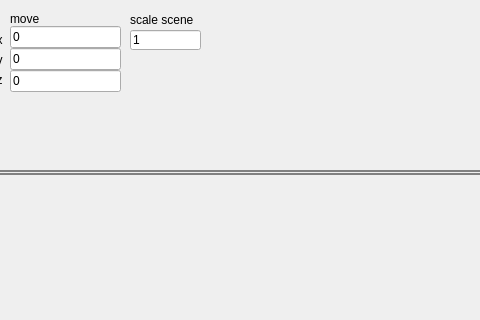
Before: the Qt Designer form src/qt/3DViewer/mainwindow.ui in IPacificOcean/3dViewer_academic_project, drawn with Qt 5; both pictures show x 550 to 1030 and y 0 to 320 of the 1200 by 1000 pixel window.
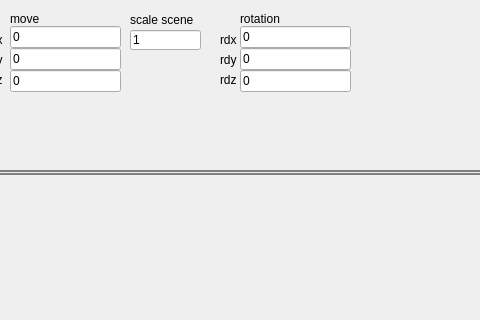
After: the same form once the commit is applied. Custom widgets are drawn as their Qt base class.

```diff
--- a/src/qt/3DViewer/mainwindow.ui
+++ b/src/qt/3DViewer/mainwindow.ui
@@ -230,7 +230,7 @@
      <rect>
       <x>680</x>
       <y>10</y>
-      <width>120</width>
+      <width>81</width>
       <height>20</height>
      </rect>
     </property>
@@ -238,6 +238,100 @@
      <string>scale scene</string>
     </property>
    </widget>
+   <widget class="QLabel" name="dy_label_2">
+    <property name="geometry">
+     <rect>
+      <x>770</x>
+      <y>50</y>
+      <width>20</width>
+      <height>20</height>
+     </rect>
+    </property>
+    <property name="text">
+     <string>rdy</string>
+    </property>
+   </widget>
+   <widget class="QLabel" name="dz_label_2">
+    <property name="geometry">
+     <rect>
+      <x>770</x>
+      <y>70</y>
+      <width>20</width>
+      <height>20</height>
+     </rect>
+    </property>
+    <property name="text">
+     <string>rdz</string>
+    </property>
+   </widget>
+   <widget class="QWidget" name="layoutWidget">
+    <property name="geometry">
+     <rect>
+      <x>790</x>
+      <y>11</y>
+      <width>111</width>
+      <height>81</height>
+     </rect>
+    </property>
+    <layout class="QVBoxLayout" name="rotation">
+     <property name="spacing">
+      <number>0</number>
+     </property>
+     <property name="leftMargin">
+      <number>0</number>
+     </property>
+     <property name="bottomMargin">
+      <number>0</number>
+     </property>
+     <item>
+      <widget class="QLabel" name="rotation_label">
+       <property name="text">
+        <string>rotation</string>
+       </property>
+      </widget>
+     </item>
+     <item>
+      <widget class="QLineEdit" name="rdx">
+       <property name="sizePolicy">
+        <sizepolicy hsizetype="Preferred" vsizetype="Maximum">
+         <horstretch>0</horstretch>
+         <verstretch>0</verstretch>
+        </sizepolicy>
+       </property>
+       <property name="text">
+        <string>0</string>
+       </property>
+      </widget>
+     </item>
+     <item>
+      <widget class="QLineEdit" name="rdy">
+       <property name="text">
+        <string>0</string>
+       </property>
+      </widget>
+     </item>
+     <item>
+      <widget class="QLineEdit" name="rdz">
+       <property name="text">
+        <string>0</string>
+       </property>
+      </widget>
+     </item>
+    </layout>
+   </widget>
+   <widget class="QLabel" name="dx_label_2">
+    <property name="geometry">
+     <rect>
+      <x>770</x>
+      <y>30</y>
+      <width>20</width>
+      <height>20</height>
+     </rect>
+    </property>
+    <property name="text">
+     <string>rdx</string>
+    </property>
+   </widget>
    <widget class="QWidget" name="">
     <property name="geometry">
      <rect>
```
Left out of the diff: 6 changed lines with no effect on the pictures.
